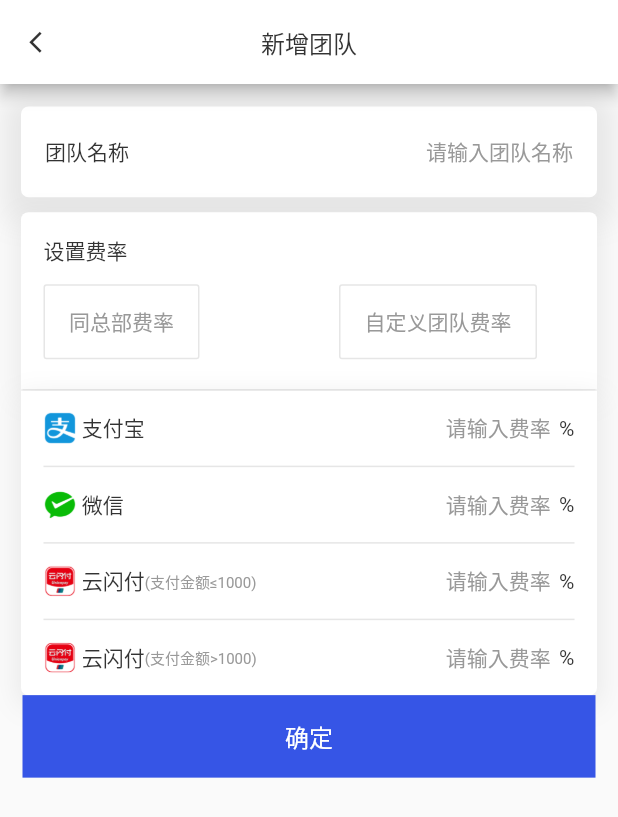
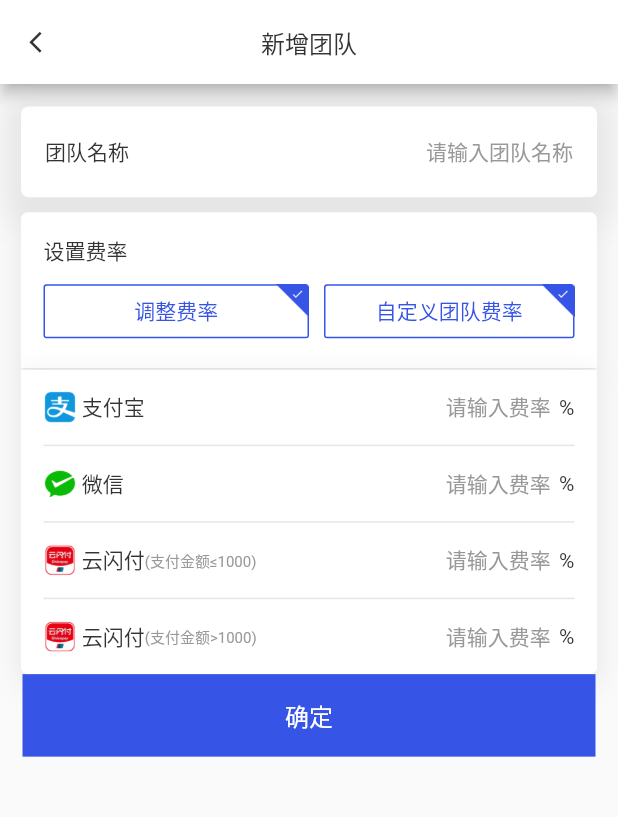
Before and after one commit to heiseyoumo/flutter_app, a Flutter app: the screen it shows after launch, after a tap on "打开新页面", on a phone screen of 412 x 824 dp. Shown: the top 817 px of the screen. Run offline on Flutter 3.47's test engine with Material 2 defaults, Android fonts, the phone set to English and light mode, and no system bars; our stand-ins replace flutter_screenutil.

Commit message:
新增费率

```diff
--- a/lib/second.dart
+++ b/lib/second.dart
@@ -87,7 +87,7 @@ class AddTeamPage extends StatelessWidget {
           ),
         ),
         Container(
-          padding: EdgeInsets.fromLTRB(15, 15, 40, 20),
+          padding: EdgeInsets.fromLTRB(15, 15, 15, 20),
           margin: EdgeInsets.fromLTRB(14, 0, 14, 0),
           decoration: BoxDecoration(
             color: Colors.white,
@@ -117,39 +117,97 @@ class AddTeamPage extends StatelessWidget {
                   ),
                 ),
               ),
-              Row(
-                mainAxisAlignment: MainAxisAlignment.spaceBetween,
+              Container(
+                child: Row(
                   children: <Widget>[
-                  Container(
+                    Expanded(
+                      flex: 1,
+                      child: Container(
+                        height: 36,
+                        child: Stack(
+                          children: <Widget>[
+                            Positioned(
+                              child: Container(
+                                width: double.maxFinite,
                                 decoration: BoxDecoration(
-                        color: Colors.white,
-                        borderRadius: BorderRadius.circular(2.0),
-                        border:
-                            Border.all(color: UiTheme.COLOR_E6E6E6, width: 1)),
+                                    borderRadius: BorderRadius.only(
+                                      topLeft: Radius.circular(2),
+                                      bottomRight: Radius.circular(2),
+                                      bottomLeft: Radius.circular(2),
+                                      topRight: Radius.circular(0),
+                                    ),
+                                    border: Border.all(
+                                      color: UiTheme.COLOR_3655E6,
+                                      width: 1,
+                                    )),
                                 child: FlatButton(
                                   child: Text(
-                        "同总部费率",
+                                    "调整费率",
                                     style: TextStyle(
-                            fontSize: 14, color: UiTheme.COLOR_999999),
+                                        fontSize: 14,
+                                        color: UiTheme.COLOR_3655E6),
                                   ),
                                 ),
                               ),
-                  Container(
+                            ),
+                            Positioned(
+                              right: 0,
+                              child: Image.asset(
+                                "assets/images/fee_selected.png",
+                                width: 22,
+                                height: 22,
+                              ),
+                            ),
+                          ],
+                        ),
+                      ),
+                    ),
+                    Expanded(
+                      flex: 1,
+                      child: Container(
+                        margin: EdgeInsets.only(left: 10),
+                        height: 36,
+                        child: Stack(
+                          children: <Widget>[
+                            Positioned(
+                              child: Container(
+                                width: double.maxFinite,
                                 decoration: BoxDecoration(
-                        color: Colors.white,
-                        borderRadius: BorderRadius.circular(2.0),
-                        border:
-                            Border.all(color: UiTheme.COLOR_E6E6E6, width: 1)),
+                                    borderRadius: BorderRadius.only(
+                                      topLeft: Radius.circular(2),
+                                      bottomRight: Radius.circular(2),
+                                      bottomLeft: Radius.circular(2),
+                                      topRight: Radius.circular(0),
+                                    ),
+                                    border: Border.all(
+                                      color: UiTheme.COLOR_3655E6,
+                                      width: 1,
+                                    )),
                                 child: FlatButton(
                                   child: Text(
                                     "自定义团队费率",
                                     style: TextStyle(
-                            fontSize: 14, color: UiTheme.COLOR_999999),
+                                        fontSize: 14,
+                                        color: UiTheme.COLOR_3655E6),
+                                  ),
+                                ),
+                              ),
+                            ),
+                            Positioned(
+                              right: 0,
+                              child: Image.asset(
+                                "assets/images/fee_selected.png",
+                                width: 22,
+                                height: 22,
+                              ),
+                            ),
+                          ],
                         ),
                       ),
                     ),
                   ],
-              )
+                ),
+              ),
             ],
           ),
         ),
```
Also changed, not shown: lib/demo5.dart (added, +54 -0 lines), lib/demo6.dart (added, +109 -0 lines), assets/images/fee_selected.png (added). Lines whose indentation alone changed are shown as unchanged.
